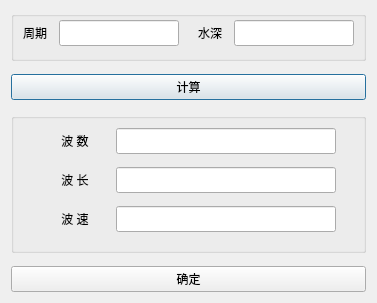
Old version of the form widget.ui in the repository yunoicytail/QTCase.
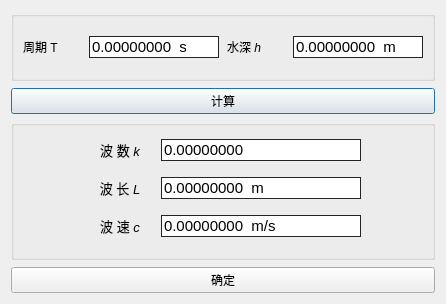
New version of the form.

The edit to the form file:
```diff
--- a/widget.ui
+++ b/widget.ui
@@ -6,8 +6,8 @@
    <rect>
     <x>0</x>
     <y>0</y>
-    <width>377</width>
-    <height>303</height>
+    <width>446</width>
+    <height>304</height>
    </rect>
   </property>
   <property name="windowTitle">
@@ -19,7 +19,7 @@
      <property name="minimumSize">
       <size>
        <width>0</width>
-       <height>50</height>
+       <height>70</height>
       </size>
      </property>
      <property name="title">
@@ -27,27 +27,27 @@
      </property>
      <layout class="QGridLayout" name="gridLayout">
       <property name="topMargin">
-       <number>1</number>
+       <number>9</number>
       </property>
       <item row="0" column="3">
        <widget class="QLabel" name="depth">
         <property name="minimumSize">
          <size>
-          <width>30</width>
+          <width>60</width>
           <height>20</height>
          </size>
         </property>
         <property name="text">
-         <string>水深</string>
+         <string>&lt;html&gt;&lt;head/&gt;&lt;body&gt;&lt;p&gt;水深 &lt;span style=&quot; font-style:italic;&quot;&gt;h&lt;/span&gt;&lt;/p&gt;&lt;/body&gt;&lt;/html&gt;</string>
         </property>
        </widget>
       </item>
       <item row="0" column="1">
-       <widget class="QLineEdit" name="editPeriod">
+       <widget class="QDoubleSpinBox" name="spinPeriod">
         <property name="minimumSize">
          <size>
-          <width>120</width>
-          <height>15</height>
+          <width>130</width>
+          <height>0</height>
          </size>
         </property>
         <property name="font">
@@ -55,6 +55,38 @@
           <pointsize>11</pointsize>
          </font>
         </property>
+        <property name="toolTip">
+         <string>请输入数字</string>
+        </property>
+        <property name="whatsThis">
+         <string/>
+        </property>
+        <property name="styleSheet">
+         <string notr="true">QDoubleSpinBox
+{
+	border:1px solid #242424;
+}
+ 
+QDoubleSpinBox::up-button,QDoubleSpinBox::down-button
+{
+	width:0px;
+}</string>
+        </property>
+        <property name="suffix">
+         <string>  s</string>
+        </property>
+        <property name="decimals">
+         <number>8</number>
+        </property>
+        <property name="maximum">
+         <double>255.000000000000000</double>
+        </property>
+        <property name="singleStep">
+         <double>0.100000000000000</double>
+        </property>
+        <property name="stepType">
+         <enum>QAbstractSpinBox::AdaptiveDecimalStepType</enum>
+        </property>
        </widget>
       </item>
       <item row="0" column="2">
@@ -71,10 +103,10 @@
        </spacer>
       </item>
       <item row="0" column="4">
-       <widget class="QLineEdit" name="editDepth">
+       <widget class="QDoubleSpinBox" name="spinDepth">
         <property name="minimumSize">
          <size>
-          <width>120</width>
+          <width>130</width>
           <height>0</height>
          </size>
         </property>
@@ -83,18 +115,35 @@
           <pointsize>11</pointsize>
          </font>
         </property>
+        <property name="styleSheet">
+         <string notr="true">QDoubleSpinBox
+{
+	border:1px solid #242424;
+}
+ 
+QDoubleSpinBox::up-button,QDoubleSpinBox::down-button
+{
+	width:0px;
+}</string>
+        </property>
+        <property name="suffix">
+         <string>  m</string>
+        </property>
+        <property name="decimals">
+         <number>8</number>
+        </property>
        </widget>
       </item>
       <item row="0" column="0">
        <widget class="QLabel" name="period">
         <property name="minimumSize">
          <size>
-          <width>30</width>
+          <width>60</width>
           <height>0</height>
          </size>
         </property>
         <property name="text">
-         <string>周期</string>
+         <string>周期 T</string>
         </property>
        </widget>
       </item>
@@ -153,30 +202,8 @@
      </property>
      <layout class="QGridLayout" name="gridLayout_2">
       <property name="topMargin">
-       <number>2</number>
+       <number>5</number>
       </property>
-      <item row="2" column="2">
-       <widget class="QLineEdit" name="editWaveVelocity">
-        <property name="font">
-         <font>
-          <pointsize>11</pointsize>
-         </font>
-        </property>
-       </widget>
-      </item>
-      <item row="1" column="3">
-       <spacer name="horizontalSpacer_3">
-        <property name="orientation">
-         <enum>Qt::Horizontal</enum>
-        </property>
-        <property name="sizeHint" stdset="0">
-         <size>
-          <width>40</width>
-          <height>20</height>
-         </size>
-        </property>
-       </spacer>
-      </item>
       <item row="0" column="1">
        <widget class="QLabel" name="waveNumber">
         <property name="minimumSize">
@@ -185,11 +212,16 @@
           <height>25</height>
          </size>
         </property>
+        <property name="font">
+         <font>
+          <pointsize>10</pointsize>
+         </font>
+        </property>
         <property name="layoutDirection">
          <enum>Qt::LeftToRight</enum>
         </property>
         <property name="text">
-         <string>波 数</string>
+         <string>&lt;html&gt;&lt;head/&gt;&lt;body&gt;&lt;p&gt;波 数 &lt;span style=&quot; font-style:italic;&quot;&gt;k&lt;/span&gt;&lt;/p&gt;&lt;/body&gt;&lt;/html&gt;</string>
         </property>
         <property name="alignment">
          <set>Qt::AlignCenter</set>
@@ -197,11 +229,55 @@
        </widget>
       </item>
       <item row="1" column="2">
-       <widget class="QLineEdit" name="editWaveLength">
+       <widget class="QDoubleSpinBox" name="spinWaveLength">
+        <property name="minimumSize">
+         <size>
+          <width>200</width>
+          <height>0</height>
+         </size>
+        </property>
         <property name="font">
          <font>
           <pointsize>11</pointsize>
          </font>
+        </property>
+        <property name="styleSheet">
+         <string notr="true">QDoubleSpinBox
+{
+	border:1px solid #242424;
+}
+ 
+QDoubleSpinBox::up-button,QDoubleSpinBox::down-button
+{
+	width:0px;
+}</string>
+        </property>
+        <property name="suffix">
+         <string>  m</string>
+        </property>
+        <property name="decimals">
+         <number>8</number>
+        </property>
+       </widget>
+      </item>
+      <item row="2" column="1">
+       <widget class="QLabel" name="waveVelocity">
+        <property name="minimumSize">
+         <size>
+          <width>0</width>
+          <height>25</height>
+         </size>
+        </property>
+        <property name="font">
+         <font>
+          <pointsize>10</pointsize>
+         </font>
+        </property>
+        <property name="text">
+         <string>&lt;html&gt;&lt;head/&gt;&lt;body&gt;&lt;p&gt;波 速 &lt;span style=&quot; font-style:italic;&quot;&gt;c&lt;/span&gt;&lt;/p&gt;&lt;/body&gt;&lt;/html&gt;</string>
+        </property>
+        <property name="alignment">
+         <set>Qt::AlignCenter</set>
         </property>
        </widget>
       </item>
@@ -218,11 +294,37 @@
         </property>
        </spacer>
       </item>
-      <item row="0" column="2">
-       <widget class="QLineEdit" name="editWaveNumber">
+      <item row="1" column="0">
+       <spacer name="horizontalSpacer_6">
+        <property name="orientation">
+         <enum>Qt::Horizontal</enum>
+        </property>
+        <property name="sizeHint" stdset="0">
+         <size>
+          <width>40</width>
+          <height>20</height>
+         </size>
+        </property>
+       </spacer>
+      </item>
+      <item row="0" column="0">
+       <spacer name="horizontalSpacer_5">
+        <property name="orientation">
+         <enum>Qt::Horizontal</enum>
+        </property>
+        <property name="sizeHint" stdset="0">
+         <size>
+          <width>40</width>
+          <height>20</height>
+         </size>
+        </property>
+       </spacer>
+      </item>
+      <item row="2" column="2">
+       <widget class="QDoubleSpinBox" name="spinWaveVelocity">
         <property name="minimumSize">
          <size>
-          <width>220</width>
+          <width>200</width>
           <height>0</height>
          </size>
         </property>
@@ -231,6 +333,23 @@
           <pointsize>11</pointsize>
          </font>
         </property>
+        <property name="styleSheet">
+         <string notr="true">QDoubleSpinBox
+{
+	border:1px solid #242424;
+}
+ 
+QDoubleSpinBox::up-button,QDoubleSpinBox::down-button
+{
+	width:0px;
+}</string>
+        </property>
+        <property name="suffix">
+         <string>  m/s</string>
+        </property>
+        <property name="decimals">
+         <number>8</number>
+        </property>
        </widget>
       </item>
       <item row="1" column="1">
@@ -241,8 +360,13 @@
           <height>25</height>
          </size>
         </property>
+        <property name="font">
+         <font>
+          <pointsize>10</pointsize>
+         </font>
+        </property>
         <property name="text">
-         <string>波 长</string>
+         <string>&lt;html&gt;&lt;head/&gt;&lt;body&gt;&lt;p&gt;波 长 &lt;span style=&quot; font-style:italic;&quot;&gt;L&lt;/span&gt;&lt;/p&gt;&lt;/body&gt;&lt;/html&gt;</string>
         </property>
         <property name="alignment">
          <set>Qt::AlignCenter</set>
@@ -262,19 +386,32 @@
         </property>
        </spacer>
       </item>
-      <item row="2" column="1">
-       <widget class="QLabel" name="waveVelocity">
+      <item row="0" column="2">
+       <widget class="QDoubleSpinBox" name="spinWaveNumber">
         <property name="minimumSize">
          <size>
-          <width>0</width>
-          <height>25</height>
+          <width>200</width>
+          <height>0</height>
          </size>
         </property>
-        <property name="text">
-         <string>波 速</string>
+        <property name="font">
+         <font>
+          <pointsize>11</pointsize>
+         </font>
         </property>
-        <property name="alignment">
-         <set>Qt::AlignCenter</set>
+        <property name="styleSheet">
+         <string notr="true">QDoubleSpinBox
+{
+	border:1px solid #242424;
+}
+ 
+QDoubleSpinBox::up-button,QDoubleSpinBox::down-button
+{
+	width:0px;
+}</string>
+        </property>
+        <property name="decimals">
+         <number>8</number>
         </property>
        </widget>
       </item>
```
Left out of the diff: 101 changed lines with no effect on the pictures.
